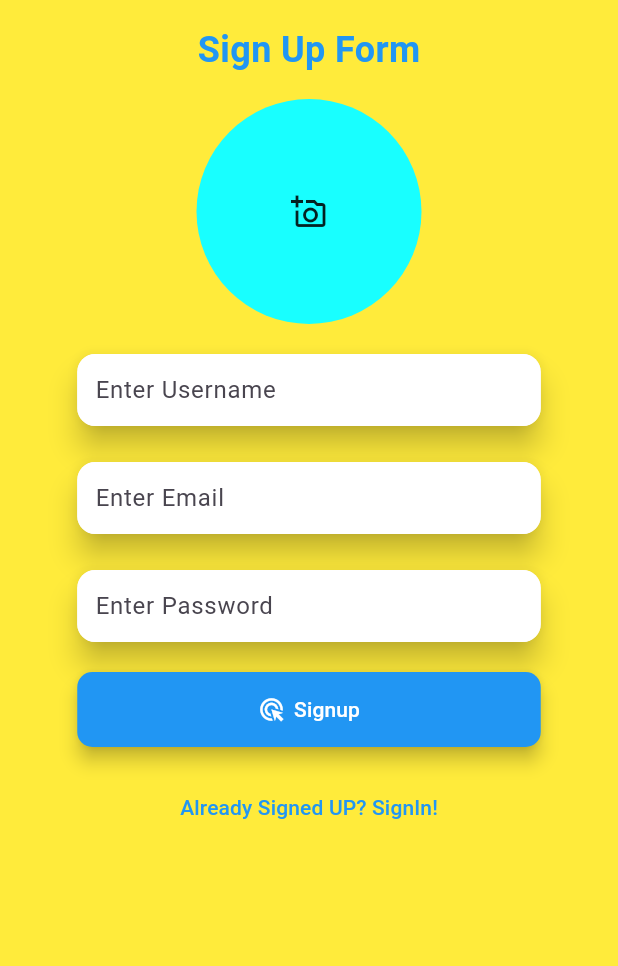
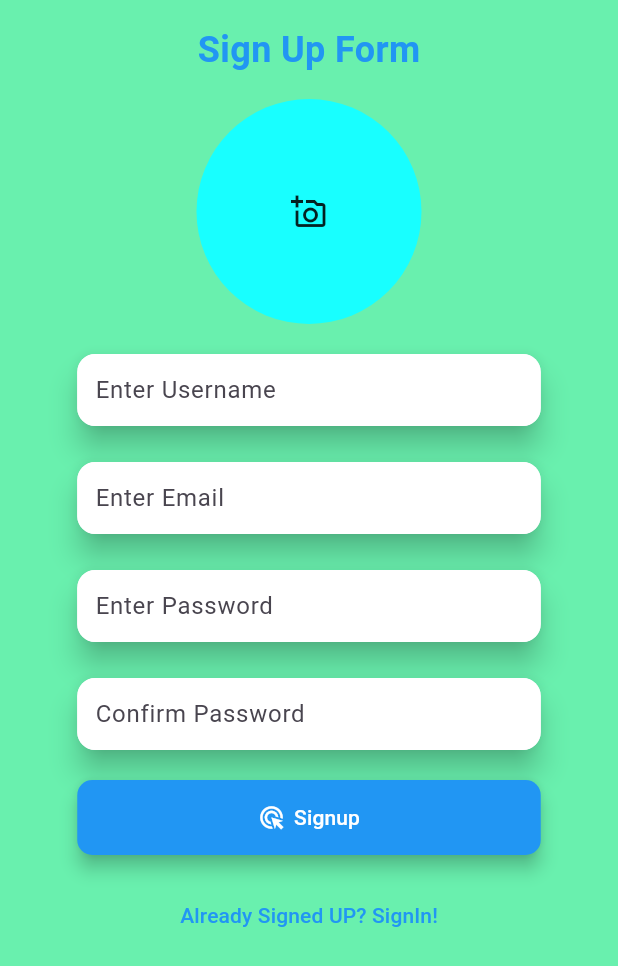
Before and after one commit to billthecoder046/disputeresolverai, a Flutter app: the screen it shows after launch, after a tap on "Not Signed In? SignUP!", on a phone screen of 412 x 824 dp. Shown: the top 966 px of the screen. Run offline on Flutter 3.47's test engine with Material 3 defaults, Android fonts, the phone set to English and light mode, and no system bars; our stand-ins replace cloud_firestore, firebase_auth, firebase_core, firebase_storage, gap, get and 1 more; missing offline and left inert: image_picker_web; accounts and stored records are empty; network calls fail.

Commit message:
New text field add confirm pass and cheak filled without work no work

```diff
--- a/lib/screens/login_screen/login_screen_logic.dart
+++ b/lib/screens/login_screen/login_screen_logic.dart
@@ -17,6 +17,7 @@ class Login_screenLogic extends GetxController {
 
   TextEditingController emailC = TextEditingController();
   TextEditingController passC = TextEditingController();
+  TextEditingController CpassC = TextEditingController();
   TextEditingController userName = TextEditingController();
 
 
--- a/lib/screens/login_screen/login_screen_view.dart
+++ b/lib/screens/login_screen/login_screen_view.dart
@@ -25,7 +25,7 @@ class _Login_screenPageState extends State<Login_screenPage> {
     final screenType = ResponsiveBreakpoints.of(context);
     return Scaffold(
       body: Container(
-        color: Colors.yellow,
+        color: Colors.greenAccent,
         child: Center(
           child: screenType.largerThan(TABLET)
               ? showWebLoginScreen(context)
@@ -119,6 +119,7 @@ class _Login_screenPageState extends State<Login_screenPage> {
                 decoration:BoxDecoration(borderRadius: BorderRadius.circular(100),color:
                 Colors.cyanAccent[200]),child:
             Icon(Icons.add_a_photo_outlined)),)
+
                 : ClipOval(
               child: Image.memory(bytesFromPicker!, fit: BoxFit.cover),
             ),
@@ -131,10 +132,17 @@ class _Login_screenPageState extends State<Login_screenPage> {
         Gap(16),
         MyTextField(myController: logic.passC, hintText: "Enter Password"),
         Gap(16),
+        MyTextField(myController: logic.CpassC, hintText: "Confirm Password"),
+        Gap(16),
         isLoading // Show CircularProgressIndicator if loading
             ? CircularProgressIndicator()
             : myFirstButton(
           myFunction: () async {
+
+            if(bytesFromPicker == null){
+              print("Please pick image first");
+              return;
+            }
             setState(() {
               isLoading = true; // Start loading indicator
             });
```
